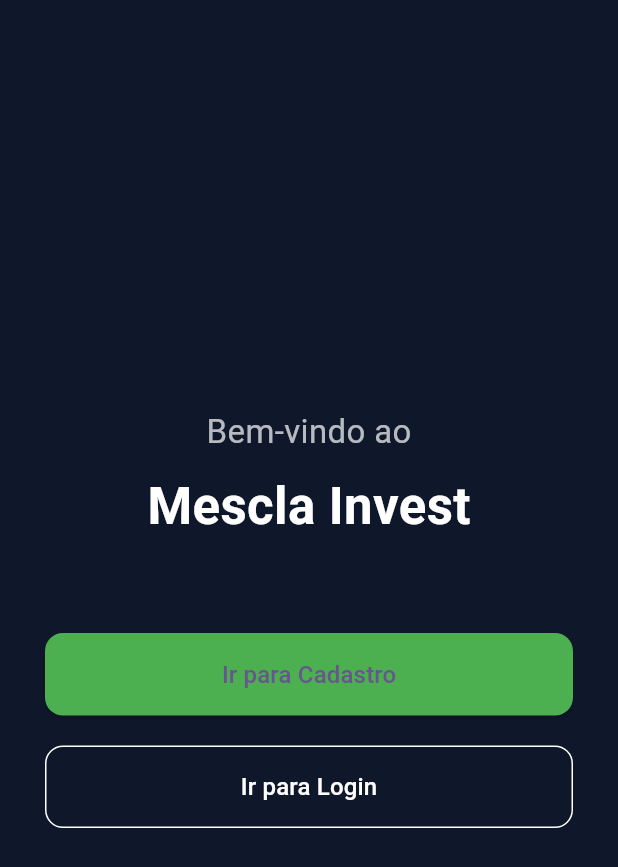
After one commit to EnzoOP1402/ES-PI3-2026-T3-G22, a Flutter app: the TelaRecepcao screen opened directly, on a phone screen of 412 x 824 dp. The commit adds this screen. Shown: the top 867 px of the screen. Run offline on Flutter 3.47's test engine with Material 3 defaults, Android fonts, the phone set to English and light mode, and no system bars.

Commit message:
feat: Tela de recepção criada

```diff
--- /dev/null
+++ b/mescla_invest_app/lib/TelaRecepcao.dart
@@ -0,0 +1,81 @@
+import 'package:flutter/material.dart';
+
+class TelaRecepcao extends StatelessWidget {
+  const TelaRecepcao({super.key});
+
+  @override
+  Widget build(BuildContext context) {
+    return Scaffold(
+      backgroundColor: const Color(0xFF0F172A),
+      body: SafeArea(
+        child: Padding(
+          padding: const EdgeInsets.symmetric(horizontal: 30),
+          child: Column(
+            mainAxisAlignment: MainAxisAlignment.center,
+            children: [
+              const Text(
+                'Bem-vindo ao',
+                style: TextStyle(fontSize: 22, color: Colors.white70),
+              ),
+
+              const SizedBox(height: 10),
+
+              const Text(
+                'Mescla Invest',
+                style: TextStyle(
+                  fontSize: 34,
+                  fontWeight: FontWeight.bold,
+                  color: Colors.white,
+                ),
+              ),
+
+              const SizedBox(height: 60),
+
+              SizedBox(
+                width: double.infinity,
+                child: ElevatedButton(
+                  onPressed: () {
+                    print('Ir para Cadastro');
+                  },
+                  style: ElevatedButton.styleFrom(
+                    backgroundColor: Colors.green,
+                    padding: const EdgeInsets.symmetric(vertical: 16),
+                    shape: RoundedRectangleBorder(
+                      borderRadius: BorderRadius.circular(12),
+                    ),
+                  ),
+                  child: const Text(
+                    'Ir para Cadastro',
+                    style: TextStyle(fontSize: 16),
+                  ),
+                ),
+              ),
+
+              const SizedBox(height: 20),
+
+              SizedBox(
+                width: double.infinity,
+                child: OutlinedButton(
+                  onPressed: () {
+                    print('Ir para Login');
+                  },
+                  style: OutlinedButton.styleFrom(
+                    padding: const EdgeInsets.symmetric(vertical: 16),
+                    side: const BorderSide(color: Colors.white),
+                    shape: RoundedRectangleBorder(
+                      borderRadius: BorderRadius.circular(12),
+                    ),
+                  ),
+                  child: const Text(
+                    'Ir para Login',
+                    style: TextStyle(fontSize: 16, color: Colors.white),
+                  ),
+                ),
+              ),
+            ],
+          ),
+        ),
+      ),
+    );
+  }
+}
```
Also changed, not shown: mescla_invest_app/lib/main.dart (+2 -5 lines).
